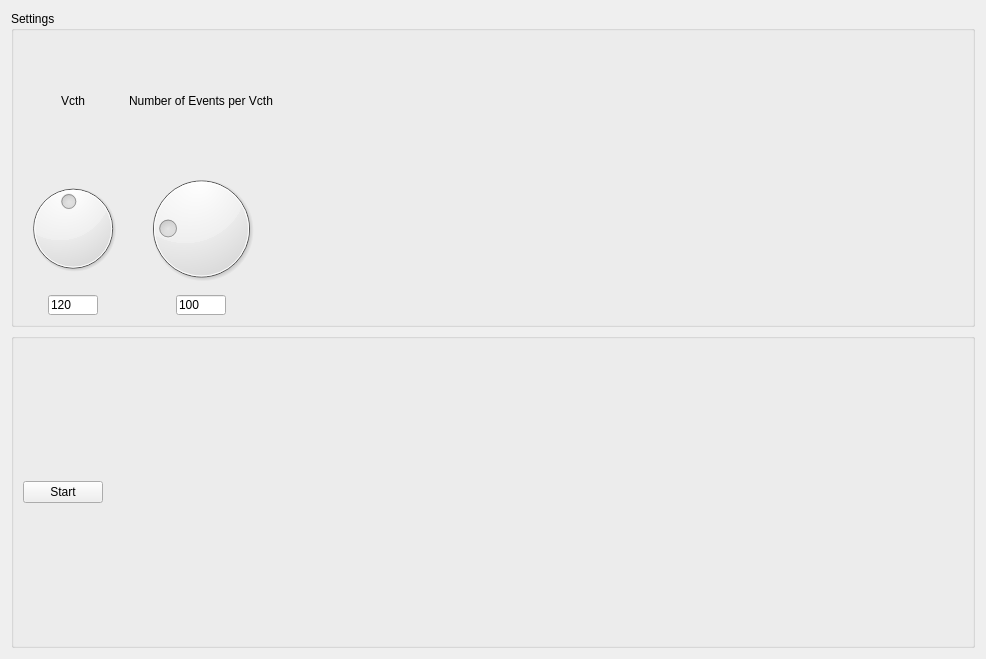
The window that GUI/View/datatesttab.ui (tristandupree/Ph2_ACF) describes before a commit, drawn with Qt 5.
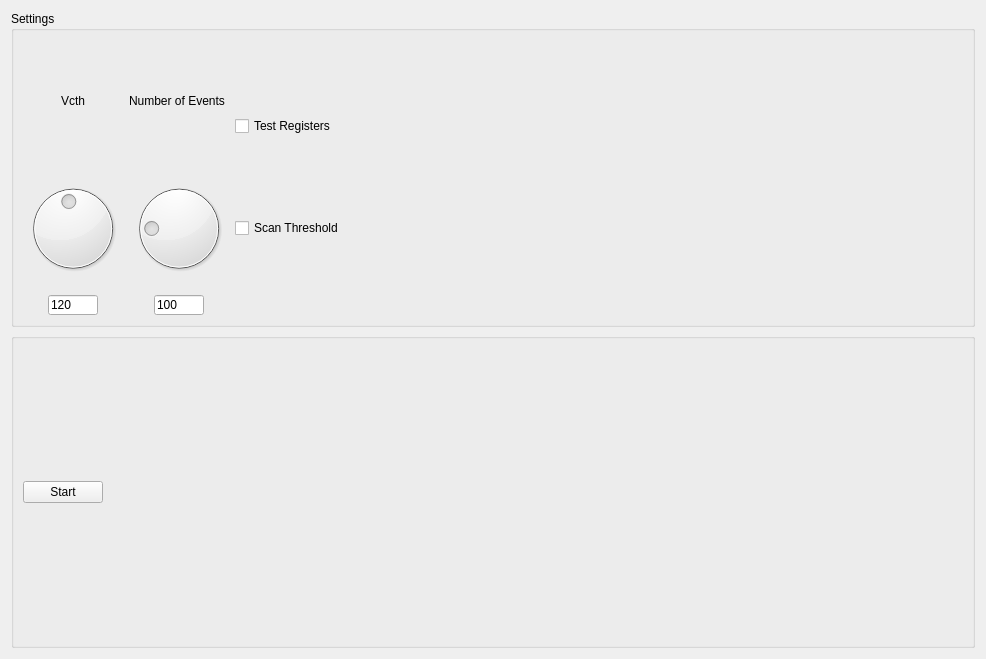
The same window after the commit.

Diff of the .ui file:
```diff
--- a/GUI/View/datatesttab.ui
+++ b/GUI/View/datatesttab.ui
@@ -95,7 +95,25 @@
           <item row="0" column="4">
            <widget class="QLabel" name="lblEvents">
             <property name="text">
-             <string>Number of Events per Vcth</string>
+             <string>Number of Events</string>
+            </property>
+           </widget>
+          </item>
+         </layout>
+        </item>
+        <item>
+         <layout class="QVBoxLayout" name="loOptionsExtra">
+          <item>
+           <widget class="QCheckBox" name="checkTestReg">
+            <property name="text">
+             <string>Test Registers</string>
+            </property>
+           </widget>
+          </item>
+          <item>
+           <widget class="QCheckBox" name="checkScan">
+            <property name="text">
+             <string>Scan Threshold</string>
             </property>
            </widget>
           </item>
```
